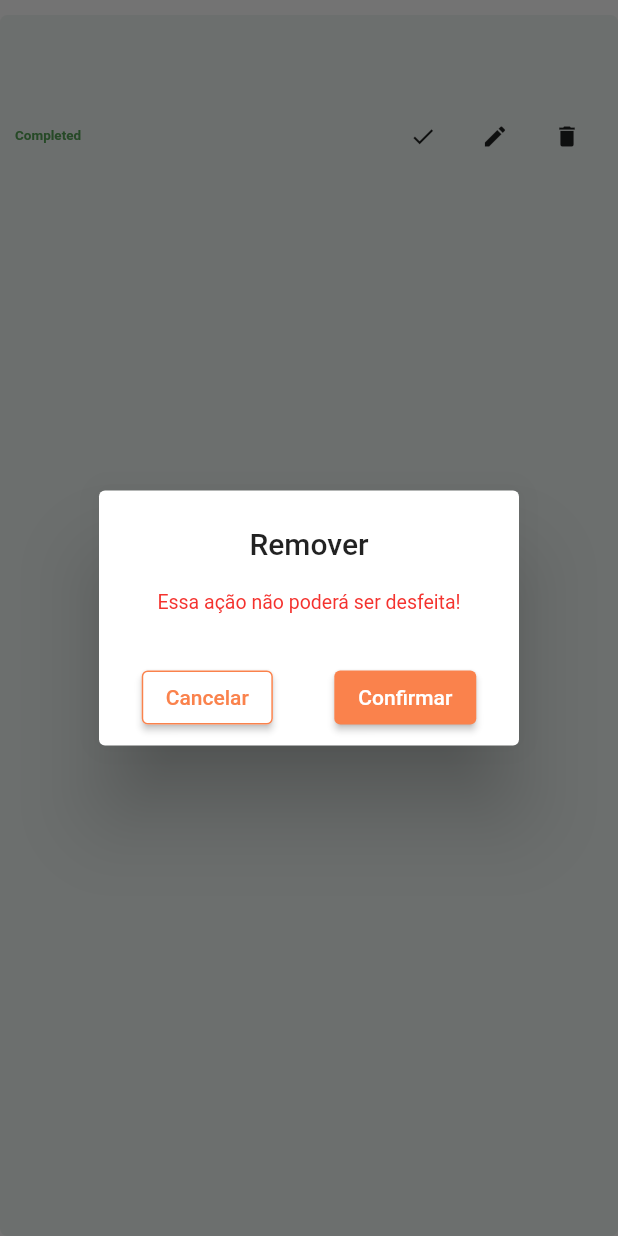
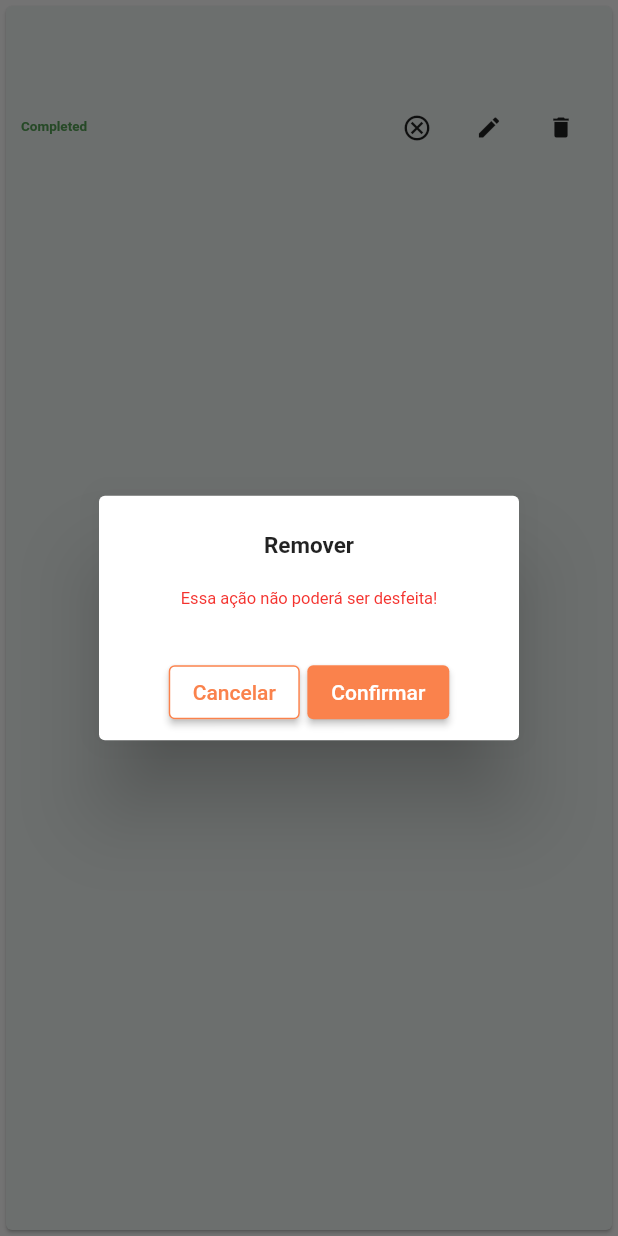
Before and after one commit to gabrieuu/todo_List_flutter, a Flutter app: the Tasks widget shown alone on an empty page, opened directly with empty values, after a tap on the "check" icon, after a tap on the "delete" icon, on a phone screen of 412 x 824 dp. Run offline on Flutter 3.47's test engine with Material 2 defaults, Android fonts, the phone set to English and light mode, and no system bars.

Commit message:
pequenas alterações

```diff
--- a/lib/pages/home_page.dart
+++ b/lib/pages/home_page.dart
@@ -77,6 +77,7 @@ class _HomePageState extends State<HomePage> {
       return Padding(
         padding: const EdgeInsets.all(8.0),
         child: ListView.builder(
+
           itemCount: task.listaItems.length,
           itemBuilder: (context, index) => Tasks(task: task.listaItems[index]),
         ),
--- a/lib/widgets/tasks_box.dart
+++ b/lib/widgets/tasks_box.dart
@@ -22,15 +22,10 @@ class _TasksState extends State<Tasks> {
     TaskItems task  = widget.task;
     taskProvider = Provider.of<TaskProvider>(context);
 
-    return Container(
-
-      margin: const EdgeInsets.only(top: 10),
+    return Card(
+      color: secoundColor,
+      child: Padding(
         padding: const EdgeInsets.all(10),
-
-      decoration: BoxDecoration(
-        color: secoundColor,
-        borderRadius: BorderRadius.circular(5)
-      ),
 
         child: Column(
           children: [
@@ -40,6 +35,7 @@ class _TasksState extends State<Tasks> {
 
             Row(
               mainAxisAlignment: MainAxisAlignment.spaceBetween,
+
               children: [
                 Text(task.complete ? "Completed" : "Pending", style: TextStyle(fontSize: 9, fontWeight: FontWeight.bold, color: task.complete ? sucess : critical),),
                 _icons(task),
@@ -47,14 +43,18 @@ class _TasksState extends State<Tasks> {
             )
           ]
           ),
+      ),
     );
   }
+
+  //margin: const EdgeInsets.only(top: 10),
+  //padding: const EdgeInsets.all(10),
 
   _title({required String title, required String importance}){
     return Row(
             mainAxisAlignment: MainAxisAlignment.spaceBetween,
             children: [
-              Text(title,style: const TextStyle(fontWeight: FontWeight.w400),),
+              Text(title,style: const TextStyle(fontWeight: FontWeight.w500),),
               Text(importance.toUpperCase(), style: TextStyle(fontSize: 9, color: _importanceColor(importance.toLowerCase()), fontWeight: FontWeight.bold),)
             ],
           );
@@ -87,37 +87,43 @@ class _TasksState extends State<Tasks> {
   _icons(TaskItems task){
     return Wrap(
                direction: Axis.horizontal,
-
                 children: [
 
                   IconButton(
+                    splashRadius: 15,
+
                     onPressed: (){
                       setState(() {
                         task.completar();
                       });
                     },
-                    icon: const Icon(Icons.check, size: 18,),
+                    icon: task.complete ? const Icon(Icons.cancel_outlined, size: 20,) : const Icon(Icons.check, size: 18,),
 
                   ),
                   //Icone de finalizado
 
                    IconButton(
+                    splashRadius: 15,
                     onPressed: (){},
                     icon: const Icon(Icons.edit, size: 18,)
                   ),//icone de editar
 
                    IconButton(
+                    splashRadius: 15,
                     onPressed: (){
                       setState(() {
 
                         showDialog(
                           context: context,
                           builder: (context) => AlertDialog(
-                            title: const Text("Remover", textAlign: TextAlign.center,style: TextStyle(fontSize: 20),),
-                            content: Text("Essa ação não poderá ser desfeita!", textAlign: TextAlign.center, style: TextStyle(fontSize: 13, color: critical),),
+                            title: const Text("Remover", textAlign: TextAlign.center,style: TextStyle(fontSize: 15, fontWeight: FontWeight.bold),),
+                            content: Text("Essa ação não poderá ser desfeita!", textAlign: TextAlign.center, style: TextStyle(fontSize: 11, color: critical),),
                             actions: [
-                              Row(
-                                mainAxisAlignment: MainAxisAlignment.spaceAround,
+                              Center(
+                                child: Wrap(
+                                  spacing: 5,
+                                  runSpacing: 5,
+                                  alignment: WrapAlignment.center,
                                   children: [
 
                                   ElevatedButton(
@@ -127,7 +133,8 @@ class _TasksState extends State<Tasks> {
                                   style: ButtonStyle(
                                     backgroundColor: const MaterialStatePropertyAll(Colors.white),
                                     foregroundColor: MaterialStatePropertyAll(orange),
-                                    side: MaterialStatePropertyAll(BorderSide(color: orange))
+                                    side: MaterialStatePropertyAll(BorderSide(color: orange)),
+
                                   ),
                                   child: const Text("Cancelar")
                                   ),
@@ -144,6 +151,7 @@ class _TasksState extends State<Tasks> {
                                  ),
 
                                   ],
+                                ),
                               )
 
                             ],
```
Lines whose indentation alone changed are shown as unchanged.
